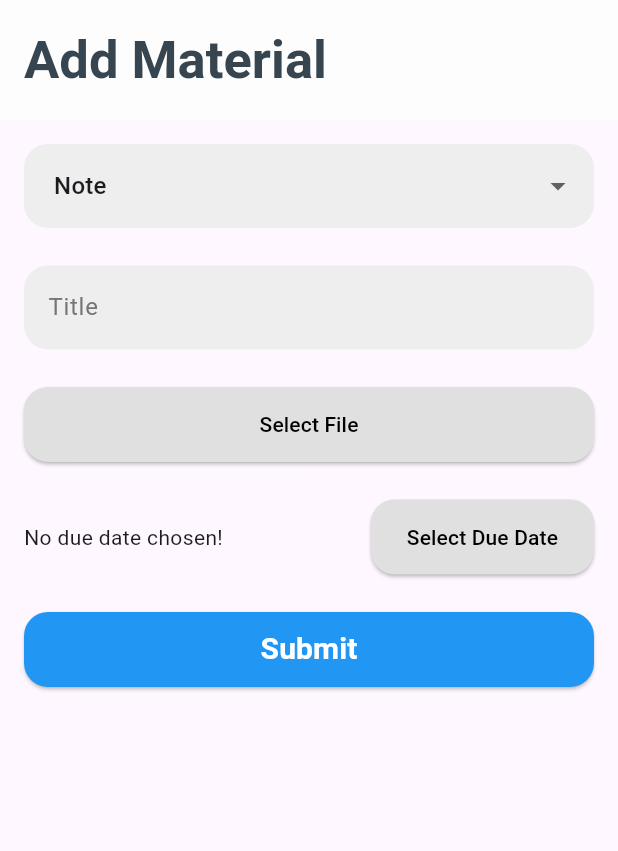
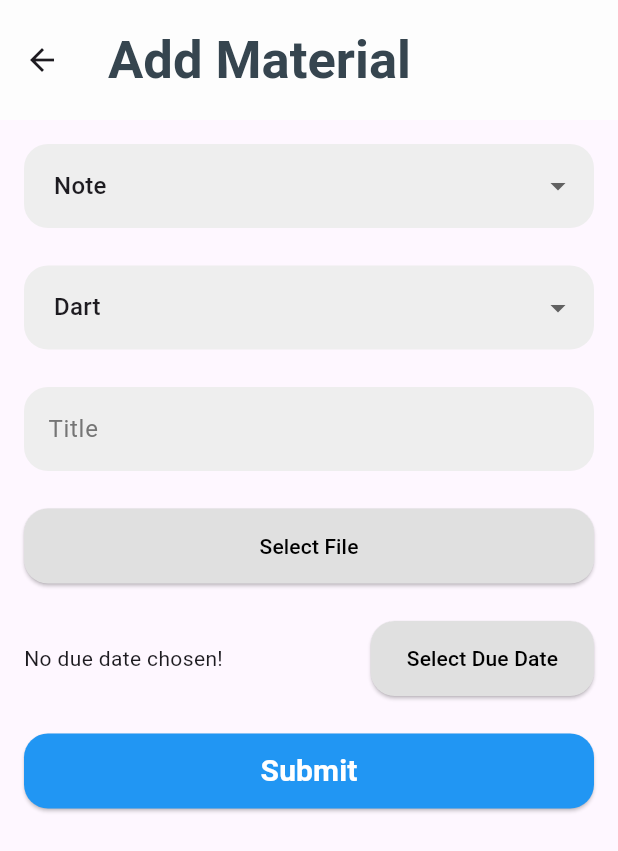
Before and after one commit to YGMonGit/m_share, a Flutter app: the AddMaterialPage screen opened directly, on a phone screen of 412 x 824 dp. Shown: the top 851 px of the screen. Run offline on Flutter 3.47's test engine with Material 3 defaults, Android fonts, the light colour scheme and no system bars; our stand-ins replace file_picker, firebase_core, firebase_messaging, get, sqflite; accounts and stored records are empty.

Commit message:
Implement course pages and update existing UI

```diff
--- a/lib/Components/course.card.dart
+++ b/lib/Components/course.card.dart
@@ -3,11 +3,13 @@
 class CourseCard extends StatelessWidget {
   final String title;
   final IconData icon;
+  final VoidCallback onTap;
 
   const CourseCard({
     super.key,
     required this.title,
     required this.icon,
+    required this.onTap,
   });
 
   @override
@@ -29,6 +31,8 @@
                 ),
               ),
             ),
+            child: InkWell(
+              onTap: onTap,
               child: Padding(
                 padding: const EdgeInsets.only(left: 10.0),
                 child: Align(
@@ -56,6 +60,7 @@
                 ),
               ),
             ),
+          ),
         ],
       ),
     );
--- a/lib/add_material.dart
+++ b/lib/add_material.dart
@@ -14,6 +14,7 @@
   final TextEditingController _titleController = TextEditingController();
   DateTime? _selectedDate;
   String _selectedType = 'Note';
+  String _selectedCourse = 'Dart';
   String? _selectedFileName;
 
   Future<void> _selectDueDate(BuildContext context) async {
@@ -122,6 +123,50 @@
                   },
                 ),
                 const SizedBox(height: 25.0),
+                DropdownButtonFormField<String>(
+                  value: _selectedCourse,
+                  decoration: InputDecoration(
+                    fillColor: Colors.grey[200],
+                    filled: true,
+                    contentPadding: const EdgeInsets.symmetric(vertical: 16.0, horizontal: 16.0),
+                    border: OutlineInputBorder(
+                      borderRadius: BorderRadius.circular(16.0),
+                      borderSide: BorderSide.none,
+                    ),
+                    focusedBorder: OutlineInputBorder(
+                      borderRadius: BorderRadius.circular(16.0),
+                      borderSide: BorderSide(
+                        color: Colors.grey[600]!,
+                        width: 1.5,
+                      ),
+                    ),
+                    labelStyle: TextStyle(
+                      color: Colors.grey[600],
+                    ),
+                    floatingLabelStyle: TextStyle(
+                      color: Colors.grey[600],
+                    ),
+                  ),
+                  dropdownColor: Colors.grey[200],
+                  items: ['Dart', 'Flutter'].map((String value) {
+                    return DropdownMenuItem<String>(
+                      value: value,
+                      child: Text(value),
+                    );
+                  }).toList(),
+                  onChanged: (String? newValue) {
+                    setState(() {
+                      _selectedCourse = newValue!;
+                    });
+                  },
+                  validator: (value) {
+                    if (value == null || value.isEmpty) {
+                      return 'Please select a type';
+                    }
+                    return null;
+                  },
+                ),
+                const SizedBox(height: 25.0),
                 InputBox(
                   controller: _titleController,
                   labelText: 'Title',
--- a/lib/homes.dart
+++ b/lib/homes.dart
@@ -60,6 +60,9 @@
                             return CourseCard(
                               title: title,
                               icon: Icons.abc,
+                              onTap: () {
+                                Navigator.pushNamed(context, '/course/$title');
+                              },
                             );
                           })
                         ])),
--- a/lib/login_page.dart
+++ b/lib/login_page.dart
@@ -21,7 +21,7 @@
         if (_userController.isAdmin.value) {
           Get.offAll(() => const Admin());
         } else {
-          Get.offAll(() => const Home());
+          Get.offAll(() => Home(username: _usernameController.text,));
         }
       } else {
         Get.snackbar(
```
Also changed, not shown: lib/course.dart (added, +50 -0 lines), lib/home.dart (+6 -5 lines), lib/main.dart (+27 -8 lines). Lines whose indentation alone changed are shown as unchanged.
